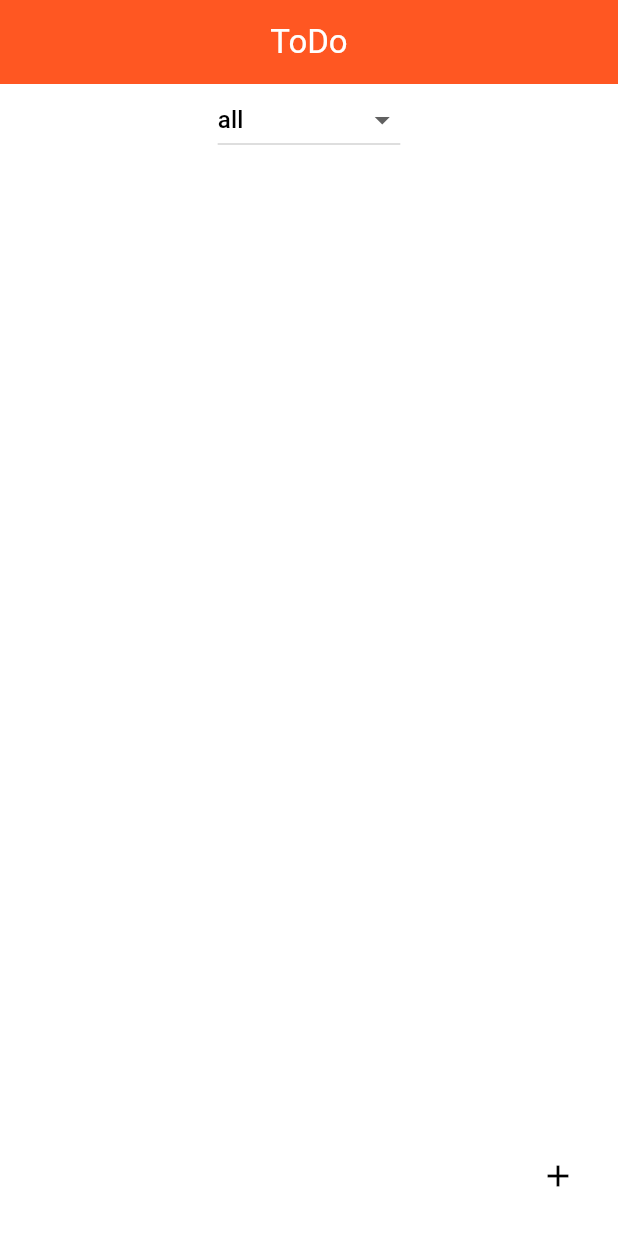
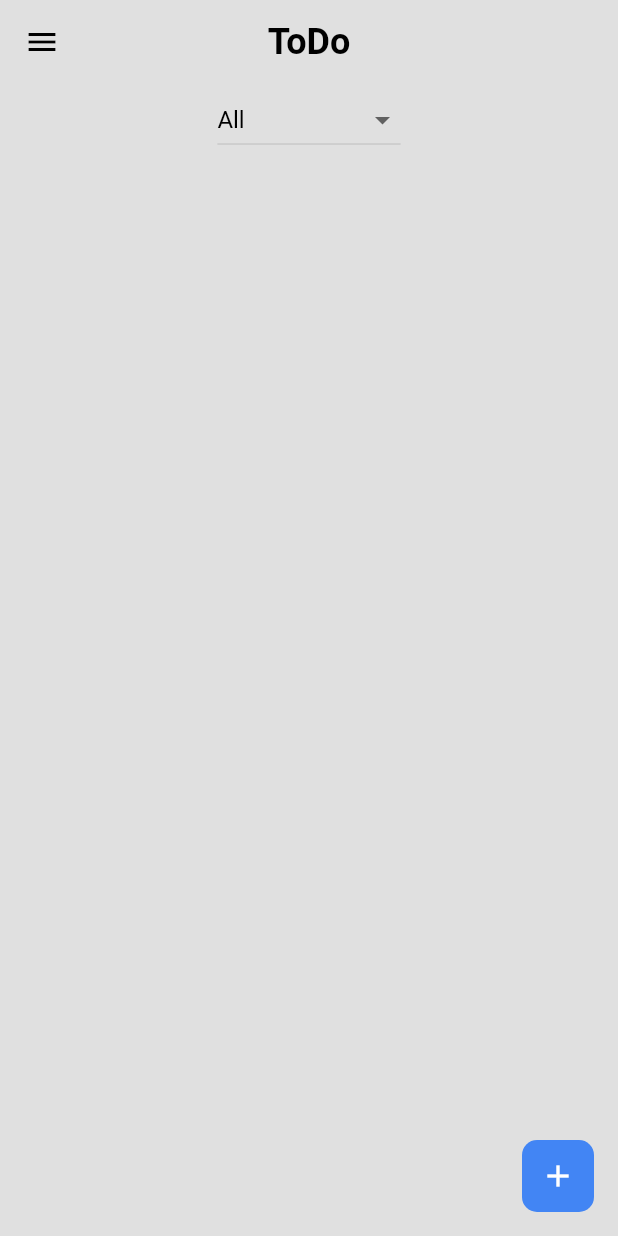
Before and after one commit to bgyn/ToDo-App, a Flutter app: the screen it shows after launch, on a phone screen of 412 x 824 dp. Run offline on Flutter 3.47's test engine with Material 2 defaults, Android fonts, the phone set to English and light mode, and no system bars; our stand-ins replace hooks_riverpod.

Commit message:
add theme mode

```diff
--- /dev/null
+++ b/lib/extension/capitalize.dart
@@ -0,0 +1,4 @@
+extension StringCastingExtension on String {
+  String toCapitalize() =>
+      length > 0 ? '${this[0].toUpperCase()}${substring(1)}' : '';
+}
--- a/lib/main.dart
+++ b/lib/main.dart
@@ -1,6 +1,8 @@
 import 'package:flutter/material.dart';
 import 'package:hooks_riverpod/hooks_riverpod.dart';
 import 'package:todo_app/screens/home_page.dart';
+import 'package:todo_app/theme/app_theme.dart';
+import 'package:todo_app/theme/provider/app_theme_provider.dart';
 
 void main() {
   runApp(
@@ -10,20 +12,15 @@ void main() {
   );
 }
 
-class MyApp extends StatelessWidget {
+class MyApp extends ConsumerWidget {
   const MyApp({super.key});
 
   @override
-  Widget build(BuildContext context) {
+  Widget build(BuildContext context, WidgetRef ref) {
     return MaterialApp(
       debugShowCheckedModeBanner: false,
       title: 'ToDo',
-      theme: ThemeData(
-        colorScheme: ColorScheme.fromSwatch(
-          primarySwatch: Colors.red,
-        ),
-        useMaterial3: true,
-      ),
+      theme: getAppTheme(context, ref.watch(appThemeProvider)),
       home: const HomePage(),
     );
   }
--- a/lib/model/todo_model.dart
+++ b/lib/model/todo_model.dart
@@ -67,7 +67,7 @@ class ToDoNotifier extends StateNotifier<List<ToDo>> {
     ];
   }
 
-  //removing exiting todo
+  //removing existing todo
   void remove(ToDo target) {
     state = state.where((todo) => todo.id != target.id).toList();
   }
--- a/lib/screens/home_page.dart
+++ b/lib/screens/home_page.dart
@@ -1,6 +1,7 @@
 import 'package:flutter/material.dart';
 import 'package:hooks_riverpod/hooks_riverpod.dart';
 import 'package:todo_app/model/todo_model.dart';
+import 'package:todo_app/theme/provider/app_theme_provider.dart';
 import 'package:todo_app/widget/show_dialog.dart';
 import 'package:todo_app/widget/status_filter.dart';
 import 'package:todo_app/widget/todo_list.dart';
@@ -27,16 +28,37 @@ class HomePage extends ConsumerWidget {
 
   @override
   Widget build(BuildContext context, WidgetRef ref) {
+    final isDarkMode = ref.watch(appThemeProvider);
     return Scaffold(
-      appBar: AppBar(
-        centerTitle: true,
-        title: const Text(
-          "ToDo",
-          style: TextStyle(
-            color: Colors.white,
+      drawer: Drawer(
+        child: SafeArea(
+          child: Column(
+            crossAxisAlignment: CrossAxisAlignment.start,
+            children: [
+              ListTile(
+                title: const Text("Theme"),
+                trailing: Switch(
+                    activeColor: Colors.grey,
+                    value: isDarkMode,
+                    onChanged: (_) {
+                      ref.watch(appThemeProvider.notifier).changeTheme();
+                    }),
+              ),
+            ],
           ),
         ),
-        backgroundColor: Colors.deepOrange,
+      ),
+      appBar: AppBar(
+        elevation: 0,
+        centerTitle: true,
+        title: Text(
+          "ToDo",
+          style: Theme.of(context).textTheme.titleMedium?.copyWith(
+                fontSize: 24,
+                fontWeight: FontWeight.bold,
+              ),
+        ),
+        // backgroundColor: Colors.deepOrange,
       ),
       body: SafeArea(
         child: SizedBox(
@@ -61,14 +83,23 @@ class HomePage extends ConsumerWidget {
           ),
         ),
       ),
-      floatingActionButton: IconButton(
+      floatingActionButton: Container(
+        decoration: BoxDecoration(
+          color: Theme.of(context).primaryColorLight,
+          borderRadius: BorderRadius.circular(10),
+        ),
+        child: IconButton(
           onPressed: () async {
             final todo = await createOrEditToDO(context);
             if (todo != null) {
               ref.read(allTodoProvider.notifier).add(todo);
             }
           },
-        icon: const Icon(Icons.add),
+          icon: const Icon(
+            Icons.add,
+            color: Colors.white,
+          ),
+        ),
       ),
     );
   }
--- /dev/null
+++ b/lib/theme/app_theme.dart
@@ -0,0 +1,71 @@
+import 'package:flutter/material.dart';
+
+ThemeData getAppTheme(BuildContext context, bool isDarkTheme) {
+  return ThemeData(
+    primaryColorLight: const Color.fromRGBO(66, 133, 244, 1),
+    primaryColorDark: const Color.fromRGBO(52, 168, 83, 1),
+    extensions: const <ThemeExtension<AppColors>>[
+      AppColors(
+        color1: Color.fromRGBO(66, 133, 244, 1),
+        color2: Color.fromRGBO(52, 168, 83, 1),
+      )
+    ],
+    drawerTheme: DrawerThemeData(
+      backgroundColor:
+          isDarkTheme ? Colors.grey.shade900 : Colors.grey.shade100,
+    ),
+    scaffoldBackgroundColor: isDarkTheme ? Colors.black : Colors.grey.shade300,
+    textTheme: Theme.of(context)
+        .textTheme
+        .copyWith(
+          titleMedium:
+              Theme.of(context).textTheme.titleMedium?.copyWith(fontSize: 16),
+        )
+        .apply(
+          bodyColor: isDarkTheme ? Colors.white : Colors.black,
+          displayColor: Colors.grey,
+        ),
+    switchTheme: SwitchThemeData(
+      thumbColor: MaterialStateProperty.all(
+        isDarkTheme ? Colors.white : Colors.black,
+      ),
+    ),
+    appBarTheme: AppBarTheme(
+      backgroundColor: isDarkTheme ? Colors.black : Colors.grey.shade300,
+      iconTheme: IconThemeData(
+        color: isDarkTheme ? Colors.white : Colors.black,
+      ),
+    ),
+  );
+}
+
+class AppColors extends ThemeExtension<AppColors> {
+  final Color? color1;
+  final Color? color2;
+  const AppColors({
+    required this.color1,
+    required this.color2,
+  });
+
+  @override
+  ThemeExtension<AppColors> copyWith({
+    Color? color1,
+    Color? color2,
+  }) {
+    return AppColors(
+      color1: color1,
+      color2: color2,
+    );
+  }
+
+  @override
+  AppColors lerp(ThemeExtension<AppColors>? other, double t) {
+    if (other is! AppColors) {
+      return this;
+    }
+    return AppColors(
+      color1: Color.lerp(color1, other.color1, t),
+      color2: Color.lerp(color2, other.color2, t),
+    );
+  }
+}
--- /dev/null
+++ b/lib/theme/provider/app_theme_provider.dart
@@ -0,0 +1,12 @@
+import 'package:hooks_riverpod/hooks_riverpod.dart';
+
+class AppThemeNotifer extends StateNotifier<bool> {
+  AppThemeNotifer([bool? isDarkTheme]) : super(isDarkTheme = false);
+
+  void changeTheme() {
+    state = !state;
+  }
+}
+
+final appThemeProvider =
+    StateNotifierProvider<AppThemeNotifer, bool>((_) => AppThemeNotifer());
--- a/lib/widget/status_filter.dart
+++ b/lib/widget/status_filter.dart
@@ -1,6 +1,8 @@
 import 'package:flutter/material.dart';
 import 'package:hooks_riverpod/hooks_riverpod.dart';
+import 'package:todo_app/extension/capitalize.dart';
 import 'package:todo_app/screens/home_page.dart';
+import 'package:todo_app/theme/provider/app_theme_provider.dart';
 
 class StatusFilter extends StatelessWidget {
   const StatusFilter({super.key});
@@ -8,13 +10,17 @@ class StatusFilter extends StatelessWidget {
   @override
   Widget build(BuildContext context) {
     return Consumer(builder: (context, ref, child) {
+      final isDarkMode = ref.watch(appThemeProvider);
       return DropdownButton(
+        dropdownColor:
+            isDarkMode ? const Color.fromARGB(255, 41, 41, 41) : Colors.white,
+        borderRadius: BorderRadius.circular(20),
         value: ref.watch(todoStatusProvider),
         items: TodoStatus.values
             .map(
               (tds) => DropdownMenuItem(
                 value: tds,
-                child: Text(tds.toString().split('.').last),
+                child: Text(tds.toString().split('.').last.toCapitalize()),
               ),
             )
             .toList(),
--- a/pubspec.yaml
+++ b/pubspec.yaml
@@ -37,6 +37,7 @@ dependencies:
   cupertino_icons: ^1.0.2
   hooks_riverpod: ^2.3.7
   uuid: ^3.0.7
+  google_fonts: ^6.1.0
 
 dev_dependencies:
   flutter_test:
```
Also changed, not shown: lib/widget/show_dialog.dart (+27 -7 lines), lib/widget/todo_list.dart (+27 -9 lines), pubspec.lock, 1 other file. Lines whose indentation alone changed are shown as unchanged.
